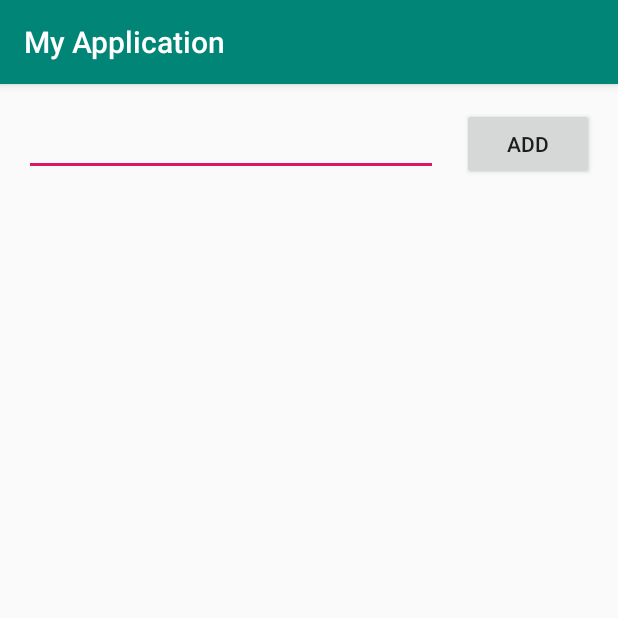
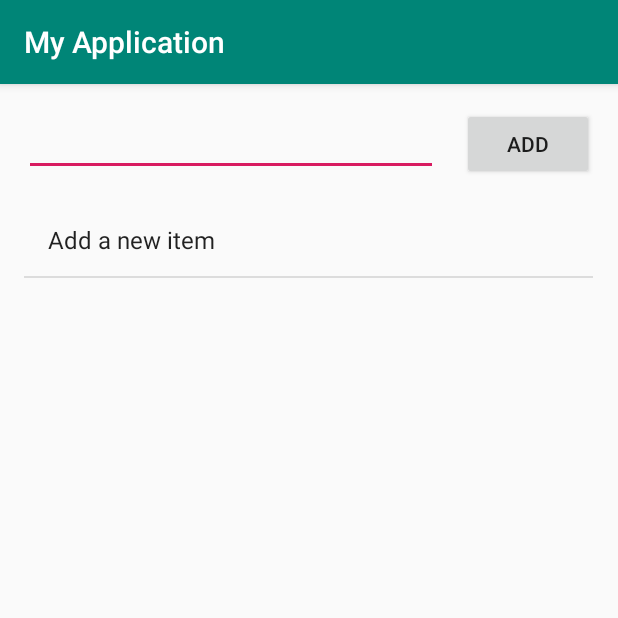
Before and after one commit to jackt0310/Grocery-List-Android-App, an Android app: the screen it shows after launch (MainActivity), after a tap on "ADD", on a phone screen of 412 x 824 dp, the top half of it. Run offline under Robolectric (Android 15) with nearby library versions, the phone set to English and light mode, and no system bars.

Commit message:
Finished Basic Functionality (Add items to visible list)

```diff
--- a/app/src/main/java/com/example/myapplication/MainActivity.java
+++ b/app/src/main/java/com/example/myapplication/MainActivity.java
@@ -17,10 +17,10 @@ public class MainActivity extends AppCompatActivity {
     protected void onCreate(Bundle savedInstanceState) {
         super.onCreate(savedInstanceState);
         setContentView(R.layout.activity_main);
-        //ListView groceryList = (ListView) findViewById(R.id.listView);
+        ListView groceryList = (ListView) findViewById(R.id.listArea);
 
         itemList = new ArrayAdapter<>(this, android.R.layout.simple_list_item_1);
-        //groceryList.setAdapter(itemList);
+        groceryList.setAdapter(itemList);
     }
 
     /** Called when the user taps the Send button */
--- a/app/src/main/res/layout/activity_main.xml
+++ b/app/src/main/res/layout/activity_main.xml
@@ -37,6 +37,7 @@
         app:layout_constraintStart_toEndOf="@+id/editText" />
 
     <ListView
+        android:id="@+id/listArea"
         android:layout_width="379dp"
         android:layout_height="636dp"
         android:layout_marginStart="16dp"
```
